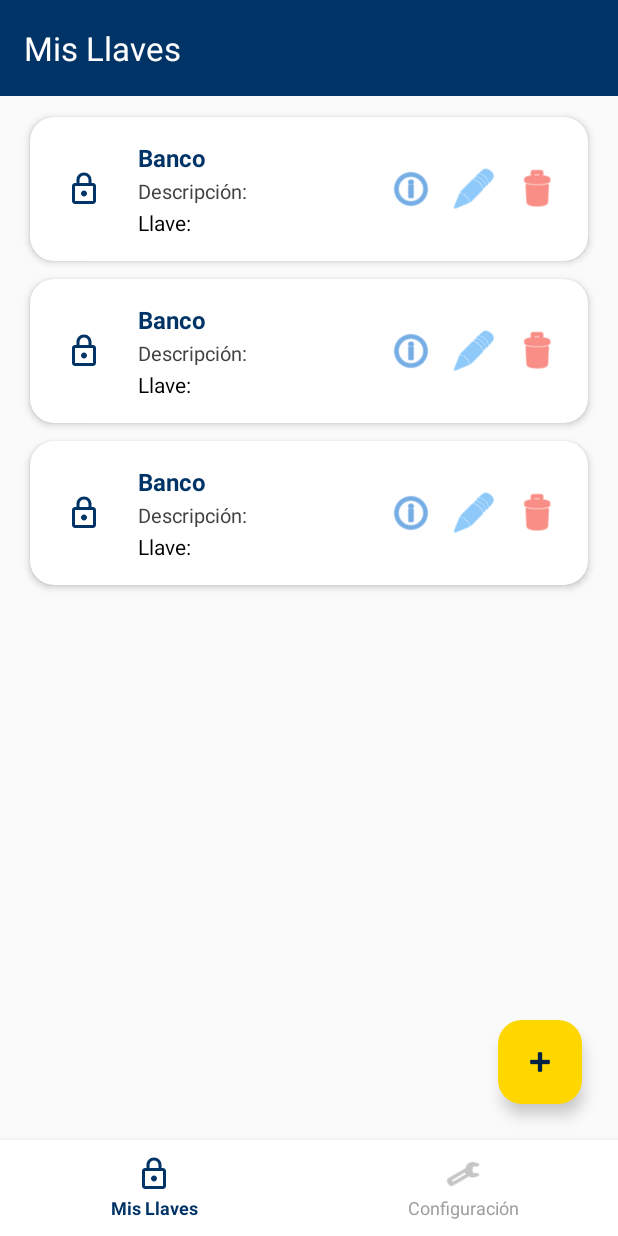
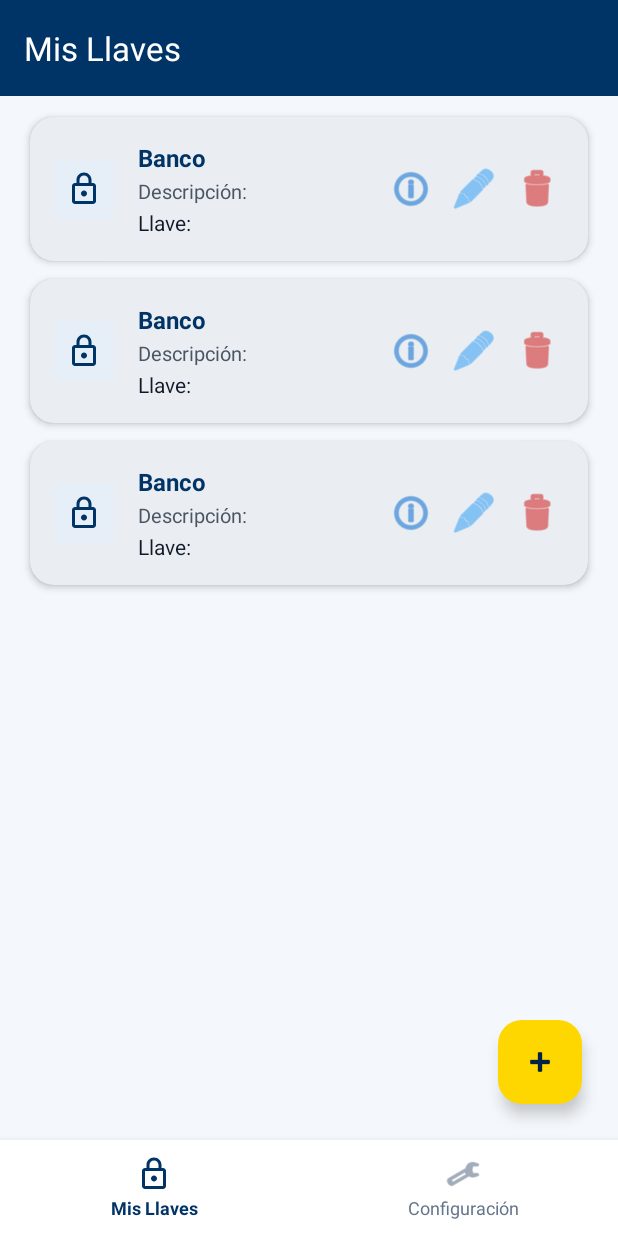
Before and after one commit to NAIRU-Soft/LLave-B-Bre-, an Android app: the layout activity_dashboard.xml on its own in the app's theme, with its tools: preview values and no code run, on a phone screen of 412 x 824 dp. Run offline under Robolectric (Android 15) with nearby library versions, the phone set to English and light mode, and no system bars.

Commit message:
T-11: soporte DayNight, logo BBre legible, botones sin recorte y MaterialAlertDialog

```diff
--- a/BBreApp/app/src/main/res/drawable/splash_background.xml
+++ b/BBreApp/app/src/main/res/drawable/splash_background.xml
@@ -1,14 +1,14 @@
 <?xml version="1.0" encoding="utf-8"?>
 <layer-list xmlns:android="http://schemas.android.com/apk/res/android">
-    <item android:drawable="@color/bbre_primary_dark" />
+    <item android:drawable="@color/bbre_brand_navy_dark" />
 
     <!-- Gradient overlay -->
     <item>
         <shape android:shape="rectangle">
             <gradient
                 android:angle="135"
-                android:startColor="@color/bbre_primary"
-                android:endColor="@color/bbre_primary_dark"
+                android:startColor="@color/bbre_brand_navy"
+                android:endColor="@color/bbre_brand_navy_dark"
                 android:type="linear" />
         </shape>
     </item>
--- a/BBreApp/app/src/main/res/layout/activity_dashboard.xml
+++ b/BBreApp/app/src/main/res/layout/activity_dashboard.xml
@@ -4,15 +4,14 @@
     xmlns:app="http://schemas.android.com/apk/res-auto"
     xmlns:tools="http://schemas.android.com/tools"
     android:layout_width="match_parent"
-    android:layout_height="match_parent"
-    android:background="@color/background_primary">
+    android:layout_height="match_parent">
 
     <!-- Toolbar -->
     <com.google.android.material.appbar.MaterialToolbar
         android:id="@+id/toolbar"
         android:layout_width="0dp"
         android:layout_height="?attr/actionBarSize"
-        android:background="@color/bbre_primary"
+        android:background="@color/toolbar_background"
         app:title="Mis Llaves"
         app:titleTextColor="@color/white"
         app:layout_constraintTop_toTopOf="parent"
@@ -61,13 +60,13 @@
                     android:layout_width="80dp"
                     android:layout_height="80dp"
                     android:src="@drawable/ic_lock"
-                    app:tint="@color/gray" />
+                    app:tint="@color/text_secondary" />
 
                 <TextView
                     android:layout_width="wrap_content"
                     android:layout_height="wrap_content"
                     android:text="No tienes llaves registradas"
-                    android:textColor="@color/gray_dark"
+                    android:textColor="@color/text_primary"
                     android:textSize="16sp"
                     android:textStyle="bold"
                     android:layout_marginTop="16dp" />
@@ -76,7 +75,7 @@
                     android:layout_width="200dp"
                     android:layout_height="wrap_content"
                     android:text="Crea una llave para asociar tus datos de forma segura."
-                    android:textColor="@color/gray"
+                    android:textColor="@color/text_secondary"
                     android:textSize="12sp"
                     android:textAlignment="center"
                     android:layout_marginTop="8dp" />
@@ -128,13 +127,14 @@
                     android:layout_height="wrap_content"
                     android:hint="Nombre de usuario"
                     app:startIconDrawable="@drawable/ic_call"
+                    app:startIconTint="@color/text_secondary"
                     android:layout_marginBottom="16dp">
 
                     <com.google.android.material.textfield.TextInputEditText
                         android:id="@+id/etSettingsUsername"
                         android:layout_width="match_parent"
                         android:layout_height="wrap_content"
-                        android:textColor="@color/black"
+                        android:textColor="@color/text_primary"
                         android:inputType="text" />
 
                 </com.google.android.material.textfield.TextInputLayout>
@@ -147,14 +147,16 @@
                     android:layout_height="wrap_content"
                     android:hint="Nueva contraseña (deja vacío para no cambiar)"
                     app:startIconDrawable="@drawable/ic_lock"
+                    app:startIconTint="@color/text_secondary"
                     app:endIconMode="password_toggle"
+                    app:endIconTint="@color/text_secondary"
                     android:layout_marginBottom="24dp">
 
                     <com.google.android.material.textfield.TextInputEditText
                         android:id="@+id/etSettingsPassword"
                         android:layout_width="match_parent"
                         android:layout_height="wrap_content"
-                        android:textColor="@color/black"
+                        android:textColor="@color/text_primary"
                         android:inputType="textPassword" />
 
                 </com.google.android.material.textfield.TextInputLayout>
@@ -164,14 +166,15 @@
                     android:id="@+id/btnSaveProfile"
                     style="@style/Widget.BBreApp.Button.Primary"
                     android:layout_width="match_parent"
-                    android:layout_height="56dp"
+                    android:layout_height="wrap_content"
+                    android:minHeight="56dp"
                     android:text="Guardar Cambios"
                     android:layout_marginBottom="32dp" />
 
                 <View
                     android:layout_width="match_parent"
                     android:layout_height="1dp"
-                    android:background="@color/gray_light"
+                    android:background="@color/outline_subtle"
                     android:layout_marginBottom="32dp" />
 
                 <!-- Account Actions -->
@@ -179,7 +182,7 @@
                     android:layout_width="wrap_content"
                     android:layout_height="wrap_content"
                     android:text="Acciones de la Cuenta"
-                    android:textColor="@color/gray_dark"
+                    android:textColor="@color/text_secondary"
                     android:textSize="14sp"
                     android:textStyle="bold"
                     android:layout_marginBottom="16dp" />
@@ -189,16 +192,18 @@
                     android:id="@+id/btnLogout"
                     style="@style/Widget.BBreApp.Button.Secondary"
                     android:layout_width="match_parent"
-                    android:layout_height="56dp"
+                    android:layout_height="wrap_content"
+                    android:minHeight="56dp"
                     android:text="Cerrar Sesión"
                     android:layout_marginBottom="16dp" />
 
                 <!-- Delete Account Button -->
                 <com.google.android.material.button.MaterialButton
                     android:id="@+id/btnDeleteAccount"
-                    style="@style/Widget.MaterialComponents.Button.TextButton"
+                    style="@style/Widget.Material3.Button.TextButton"
                     android:layout_width="match_parent"
-                    android:layout_height="56dp"
+                    android:layout_height="wrap_content"
+                    android:minHeight="48dp"
                     android:text="Eliminar Cuenta Permanente"
                     android:textColor="@color/red_error" />
 
@@ -214,7 +219,7 @@
         android:layout_width="0dp"
         android:layout_height="64dp"
         android:orientation="horizontal"
-        android:background="@color/white"
+        android:background="@color/bottom_nav_background"
         android:elevation="8dp"
         app:layout_constraintBottom_toBottomOf="parent"
         app:layout_constraintStart_toStartOf="parent"
@@ -268,7 +273,7 @@
                 android:layout_width="24dp"
                 android:layout_height="24dp"
                 android:src="@android:drawable/ic_menu_preferences"
-                app:tint="@color/gray" />
+                app:tint="@color/nav_inactive" />
 
             <TextView
                 android:id="@+id/tvTabSettings"
@@ -276,7 +281,7 @@
                 android:layout_height="wrap_content"
                 android:text="Configuración"
                 android:textSize="12sp"
-                android:textColor="@color/gray"
+                android:textColor="@color/nav_inactive"
                 android:layout_marginTop="2dp" />
 
         </LinearLayout>
--- a/BBreApp/app/src/main/res/layout/item_key.xml
+++ b/BBreApp/app/src/main/res/layout/item_key.xml
@@ -8,7 +8,7 @@
     android:layout_marginHorizontal="12dp"
     android:layout_marginVertical="6dp"
     app:cardElevation="3dp"
-    app:cardBackgroundColor="@color/white"
+    app:cardBackgroundColor="@color/surface"
     android:clickable="true"
     android:focusable="true"
     android:foreground="?attr/selectableItemBackground">
@@ -25,7 +25,7 @@
             android:layout_height="40dp"
             android:src="@drawable/ic_lock"
             app:tint="@color/bbre_primary"
-            android:background="@drawable/security_badge_background"
+            android:background="@color/key_icon_bg"
             android:padding="8dp"
             app:layout_constraintStart_toStartOf="parent"
             app:layout_constraintTop_toTopOf="parent"
@@ -51,7 +51,7 @@
             android:layout_width="0dp"
             android:layout_height="wrap_content"
             android:text="Descripción: "
-            android:textColor="@color/gray_dark"
+            android:textColor="@color/text_secondary"
             android:textSize="13sp"
             android:layout_marginStart="16dp"
             android:layout_marginTop="2dp"
@@ -65,7 +65,7 @@
             android:layout_width="0dp"
             android:layout_height="wrap_content"
             android:text="Llave: "
-            android:textColor="@color/black"
+            android:textColor="@color/text_primary"
             android:textSize="14sp"
             android:layout_marginStart="16dp"
             android:layout_marginTop="2dp"
--- /dev/null
+++ b/BBreApp/app/src/main/res/values-night/colors.xml
@@ -0,0 +1,33 @@
+<?xml version="1.0" encoding="utf-8"?>
+<resources>
+    <!-- BBre Brand (dark-surface legible) -->
+    <color name="bbre_primary">#60A5FA</color>
+    <color name="bbre_primary_dark">#0B1324</color>
+    <color name="bbre_accent">#FFD700</color>
+
+    <!-- NairuSoft Brand -->
+    <color name="nairusoft_primary">#64B5F6</color>
+    <color name="nairusoft_secondary">#90CAF9</color>
+
+    <!-- Semantic Dark Palette -->
+    <color name="background_primary">#0F172A</color>
+    <color name="surface">#1E293B</color>
+    <color name="surface_variant">#273549</color>
+    <color name="text_primary">#F8FAFC</color>
+    <color name="text_secondary">#CBD5E1</color>
+    <color name="outline_subtle">#475569</color>
+    <color name="toolbar_background">#1E293B</color>
+    <color name="bottom_nav_background">#1E293B</color>
+    <color name="nav_inactive">#94A3B8</color>
+    <color name="button_primary_bg">#2563EB</color>
+    <color name="button_primary_text">#FFFFFF</color>
+    <color name="key_icon_bg">#273549</color>
+
+    <!-- Status -->
+    <color name="gray_light">#334155</color>
+    <color name="gray">#94A3B8</color>
+    <color name="gray_dark">#CBD5E1</color>
+    <color name="green_success">#66BB6A</color>
+    <color name="red_error">#F87171</color>
+    <color name="orange_warning">#FBBF24</color>
+</resources>
--- a/BBreApp/app/src/main/res/values/colors.xml
+++ b/BBreApp/app/src/main/res/values/colors.xml
@@ -1,27 +1,37 @@
 <?xml version="1.0" encoding="utf-8"?>
 <resources>
-    <!-- Colors - BBre Brand -->
+    <!-- BBre Brand -->
+    <color name="bbre_brand_navy">#003366</color>
+    <color name="bbre_brand_navy_dark">#002244</color>
     <color name="bbre_primary">#003366</color>
     <color name="bbre_primary_dark">#002244</color>
     <color name="bbre_accent">#FFD700</color>
-    <color name="bbre_accent_variant">#FFC107</color>
 
     <!-- NairuSoft Brand -->
     <color name="nairusoft_primary">#1976D2</color>
     <color name="nairusoft_secondary">#42A5F5</color>
 
-    <!-- Common -->
+    <!-- Semantic Light Palette -->
+    <color name="background_primary">#F4F7FB</color>
+    <color name="surface">#FFFFFF</color>
+    <color name="surface_variant">#E8EEF5</color>
+    <color name="text_primary">#111827</color>
+    <color name="text_secondary">#4B5563</color>
+    <color name="outline_subtle">#CBD5E1</color>
+    <color name="toolbar_background">#003366</color>
+    <color name="bottom_nav_background">#FFFFFF</color>
+    <color name="nav_inactive">#64748B</color>
+    <color name="button_primary_bg">#003366</color>
+    <color name="button_primary_text">#FFFFFF</color>
+    <color name="key_icon_bg">#E6EEF8</color>
+
+    <!-- Common & Status -->
     <color name="white">#FFFFFF</color>
     <color name="black">#000000</color>
-    <color name="gray_light">#F5F5F5</color>
-    <color name="gray">#9E9E9E</color>
-    <color name="gray_dark">#424242</color>
-    <color name="green_success">#4CAF50</color>
-    <color name="red_error">#F44336</color>
-
-    <!-- Background -->
-    <color name="background_primary">#FAFAFA</color>
-    <color name="surface">#FFFFFF</color>
-    <color name="error">#B00020</color>
-    <color name="orange_warning">#FF9800</color>
+    <color name="gray_light">#E5E7EB</color>
+    <color name="gray">#6B7280</color>
+    <color name="gray_dark">#374151</color>
+    <color name="green_success">#2E7D32</color>
+    <color name="red_error">#D32F2F</color>
+    <color name="orange_warning">#ED6C02</color>
 </resources>
--- a/BBreApp/app/src/main/res/values/themes.xml
+++ b/BBreApp/app/src/main/res/values/themes.xml
@@ -3,8 +3,17 @@
     <!-- Base application theme -->
     <style name="Theme.BBreApp" parent="Theme.Material3.DayNight.NoActionBar">
         <item name="colorPrimary">@color/bbre_primary</item>
+        <item name="colorOnPrimary">@color/white</item>
         <item name="colorPrimaryDark">@color/bbre_primary_dark</item>
+        <item name="colorSecondary">@color/nairusoft_primary</item>
+        <item name="colorOnSecondary">@color/white</item>
         <item name="colorAccent">@color/bbre_accent</item>
+        <item name="colorSurface">@color/surface</item>
+        <item name="colorOnSurface">@color/text_primary</item>
+        <item name="colorSurfaceVariant">@color/surface_variant</item>
+        <item name="colorOnSurfaceVariant">@color/text_secondary</item>
+        <item name="colorOutline">@color/outline_subtle</item>
+        <item name="android:colorBackground">@color/background_primary</item>
         <item name="android:statusBarColor">@color/bbre_primary_dark</item>
         <item name="android:navigationBarColor">@color/bbre_primary_dark</item>
         <item name="android:windowBackground">@color/background_primary</item>
@@ -19,34 +28,44 @@
         <item name="android:windowFullscreen">false</item>
     </style>
 
-    <!-- Button Styles -->
+    <!-- Button Styles: minHeight + balanced padding prevents text clipping -->
     <style name="Widget.BBreApp.Button.Primary" parent="Widget.Material3.Button">
-        <item name="backgroundTint">@color/bbre_primary</item>
-        <item name="android:textColor">@color/white</item>
+        <item name="backgroundTint">@color/button_primary_bg</item>
+        <item name="android:textColor">@color/button_primary_text</item>
         <item name="cornerRadius">12dp</item>
-        <item name="android:padding">16dp</item>
+        <item name="android:minHeight">56dp</item>
+        <item name="android:paddingTop">12dp</item>
+        <item name="android:paddingBottom">12dp</item>
+        <item name="android:paddingStart">20dp</item>
+        <item name="android:paddingEnd">20dp</item>
     </style>
 
     <style name="Widget.BBreApp.Button.Secondary" parent="Widget.Material3.Button.OutlinedButton">
         <item name="strokeColor">@color/bbre_primary</item>
         <item name="android:textColor">@color/bbre_primary</item>
         <item name="cornerRadius">12dp</item>
+        <item name="android:minHeight">48dp</item>
+        <item name="android:paddingTop">10dp</item>
+        <item name="android:paddingBottom">10dp</item>
+        <item name="android:paddingStart">16dp</item>
+        <item name="android:paddingEnd">16dp</item>
     </style>
 
     <!-- Input Field Style -->
     <style name="Widget.BBreApp.TextInputLayout" parent="Widget.Material3.TextInputLayout.OutlinedBox">
         <item name="boxStrokeColor">@color/bbre_primary</item>
         <item name="hintTextColor">@color/bbre_primary</item>
-        <item name="boxCornerRadiusTopStart">8dp</item>
-        <item name="boxCornerRadiusTopEnd">8dp</item>
-        <item name="boxCornerRadiusBottomStart">8dp</item>
-        <item name="boxCornerRadiusBottomEnd">8dp</item>
+        <item name="boxBackgroundColor">@color/surface</item>
+        <item name="boxCornerRadiusTopStart">10dp</item>
+        <item name="boxCornerRadiusTopEnd">10dp</item>
+        <item name="boxCornerRadiusBottomStart">10dp</item>
+        <item name="boxCornerRadiusBottomEnd">10dp</item>
     </style>
 
     <!-- Card Style -->
     <style name="Widget.BBreApp.Card" parent="Widget.Material3.CardView.Elevated">
         <item name="cardBackgroundColor">@color/surface</item>
         <item name="cardCornerRadius">16dp</item>
-        <item name="cardElevation">4dp</item>
+        <item name="cardElevation">3dp</item>
     </style>
 </resources>
```
Also changed, not shown: BBreApp/app/src/main/java/com/nairusoft/bbre/ui/DashboardActivity.kt (+11 -10 lines), BBreApp/app/src/main/java/com/nairusoft/bbre/ui/LoginActivity.kt (+4 -4 lines), BBreApp/app/src/main/res/drawable/logo_bbre.xml (+22 -7 lines), BBreApp/app/src/main/res/drawable/spinner_background.xml (added, +9 -0 lines), BBreApp/app/src/main/res/layout/activity_login.xml (+12 -8 lines), BBreApp/app/src/main/res/layout/dialog_key.xml (+5 -5 lines).
